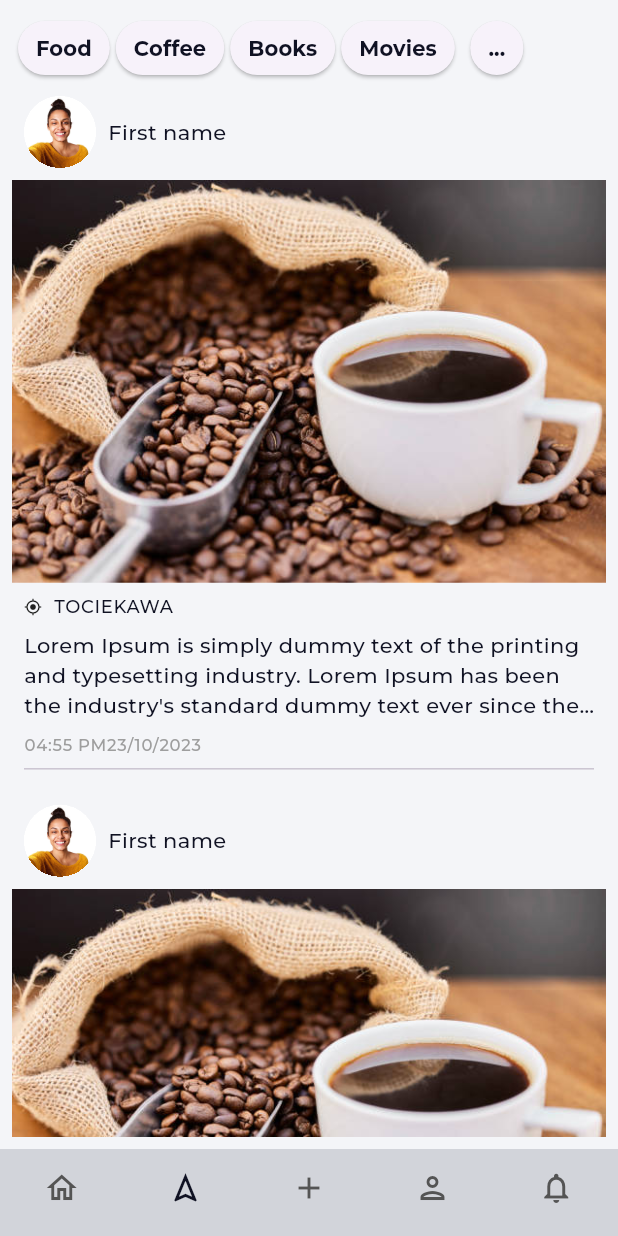
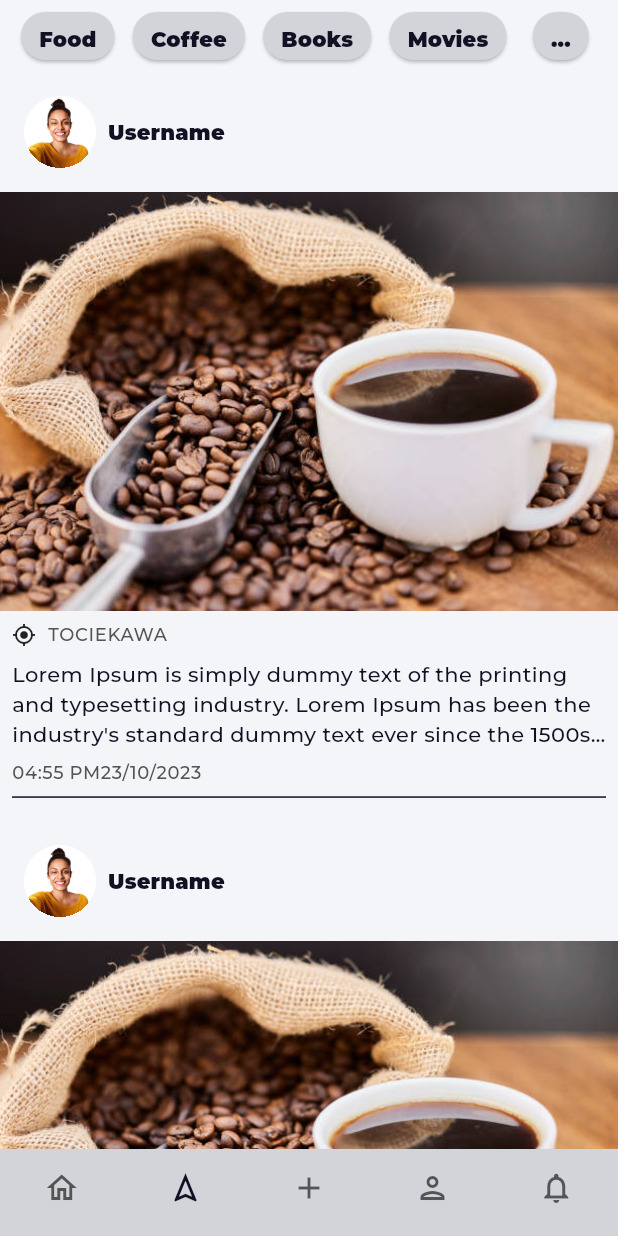
Before and after one commit to Pozytyw/r8it_ui, a Flutter app: the AppPage screen opened directly, item 2 of the bottom bar chosen, on a phone screen of 412 x 824 dp. Run offline on Flutter 3.47's test engine with Material 3 defaults, Android fonts, the phone set to English and light mode, and no system bars; our stand-ins replace dio, flutter_bloc, go_router, shared_preferences; accounts and stored records are empty; generated files the repository leaves out were written again; project files that could hold a hidden picture were left out.

Commit message:
Update home page

```diff
--- a/lib/app_theme.dart
+++ b/lib/app_theme.dart
@@ -13,11 +13,14 @@ abstract class ColorPalette {
   Color get gray;
 }
 
+final Color _success = Color(0xff107670);
+final Color _error = Color(0xfffe645a);
+final Color _gray = Color(0xff545454);
+
 class DarkColorPalette implements ColorPalette {
   static final Color _fontColor = Color(0xfff4f5f8);
   static final Color _background = Color(0xff101223);
   static final Color _secondaryColor = Color(0xff0e265e);
-  static final Color _gray = Color(0xff545454);
 
   @override
   final Color background = _background;
@@ -37,7 +40,6 @@ class LightColorPalette implements ColorPalette {
   static final Color _fontColor = Color(0xff101223);
   static final Color _background = Color(0xfff4f5f8);
   static final Color _secondaryColor = Color(0xffd2d4da);
-  static final Color _gray = Color(0xff545454);
 
   @override
   final Color background = _background;
@@ -53,12 +55,13 @@ class LightColorPalette implements ColorPalette {
   final Color gray = _gray;
 }
 
-final Color _success = Color(0xff107670);
-final Color _error = Color(0xfffe645a);
-
 extension ColorSchemeExtension on ColorScheme {
   Color get success {
     return _success;
+  }
+
+  Color get gray {
+    return _gray;
   }
 }
 
@@ -75,16 +78,16 @@ class AppThemeData {
       textTheme: themeData.textTheme
           .copyWith(
             headlineLarge: themeData.textTheme.headlineLarge?.copyWith(
-              fontWeight: FontWeight.bold,
+              fontWeight: FontWeight.w800,
             ),
             titleLarge: themeData.textTheme.titleLarge?.copyWith(
-              fontWeight: FontWeight.bold,
+              fontWeight: FontWeight.w800,
             ),
             bodyLarge: themeData.textTheme.bodyLarge?.copyWith(
-              fontWeight: FontWeight.bold,
+              fontWeight: FontWeight.w800,
             ),
             labelLarge: themeData.textTheme.labelLarge?.copyWith(
-              fontWeight: FontWeight.bold,
+              fontWeight: FontWeight.w800,
             ),
           )
           .apply(
--- a/lib/ui/context/home/home_view.dart
+++ b/lib/ui/context/home/home_view.dart
@@ -1,7 +1,7 @@
-import 'package:flutter/gestures.dart';
 import 'package:flutter/material.dart';
-import 'package:flutter_gen/gen_l10n/app_localizations.dart';
+import 'package:r8it/app_theme.dart';
 import 'package:r8it/ui/widget/app_page.dart';
+import 'package:r8it/ui/widget/collapsable_text.dart';
 import 'package:r8it/ui/widget/placeholder.dart';
 
 class HomeView extends StatelessWidget {
@@ -17,7 +17,7 @@ class HomeView extends StatelessWidget {
           searchAppBar(context),
           SliverList(
             delegate: SliverChildBuilderDelegate(
-                  (context, index) => RateWidgetXXX(),
+              (context, index) => PostWidget(),
               childCount: 5,
             ),
           )
@@ -27,70 +27,83 @@ class HomeView extends StatelessWidget {
   }
 
   SliverAppBar searchAppBar(BuildContext context) {
-    var l10n = AppLocalizations.of(context);
-    var theme = Theme.of(context);
-    var colorScheme = theme.colorScheme;
-    var style = theme.textTheme.titleLarge;
-    var bottom = Xxx();
-    return SliverAppBar(
+    return const SliverAppBar(
       toolbarHeight: 0,
       titleSpacing: 4,
-      // title: FilledButton(
-      //   style: FilledButton.styleFrom(
-      //     textStyle: style,
-      //     padding: EdgeInsets.symmetric(horizontal: 16, vertical: 8),
-      //     shape: RoundedRectangleBorder(
-      //       borderRadius: BorderRadius.circular(50),
-      //     ),
-      //   ),
-      //   onPressed: () {},
-      //   child: Row(
-      //     children: [
-      //       Icon(
-      //         Icons.search_outlined,
-      //         color: style?.color,
-      //       ),
-      //       spacer,
-      //       Text('Search'),
-      //     ],
-      //   ),
-      // ),
-      flexibleSpace: const SizedBox.shrink(),
-      bottom: bottom,
+      flexibleSpace: SizedBox.shrink(),
+      bottom: BottomSearchBar(),
     );
   }
 }
 
-class RateWidgetXXX extends StatelessWidget {
-  static final spacer = SizedBox.fromSize(size: const Size(8, 8));
+class BottomSearchBar extends StatelessWidget implements PreferredSizeWidget {
+  const BottomSearchBar({super.key});
 
   @override
   Widget build(BuildContext context) {
-    var l10n = AppLocalizations.of(context);
+    return Container(
+      alignment: Alignment.topLeft,
+      height: preferredSize.height,
+      padding: const EdgeInsets.all(8),
+      child: const Row(
+        mainAxisAlignment: MainAxisAlignment.spaceAround,
+        children: [
+          TagWidget('Food'),
+          TagWidget('Coffee'),
+          TagWidget('Books'),
+          TagWidget('Movies'),
+          TagWidget('...'),
+        ],
+      ),
+    );
+  }
+
+  /*todo: how to calculate it?*/
+  @override
+  Size get preferredSize => const Size.fromHeight(48);
+}
+
+class TagWidget extends StatelessWidget {
+  final String name;
+
+  const TagWidget(this.name, {super.key});
+
+  @override
+  Widget build(BuildContext context) {
     var theme = Theme.of(context);
-    var colorScheme = theme.colorScheme;
-    var style = theme.textTheme.bodySmall;
-    var graySmall = theme.textTheme.labelSmall?.copyWith(color: Colors.grey);
+    var colorSchema = theme.colorScheme;
+
+    var style = ElevatedButton.styleFrom(
+        backgroundColor: colorSchema.onSurface,
+        padding: const EdgeInsets.symmetric(vertical: 8, horizontal: 12),
+        minimumSize: const Size(0, 0),
+        textStyle: theme.textTheme.labelLarge);
+
+    return ElevatedButton(
+      onPressed: () {},
+      style: style,
+      child: Text(name),
+    );
+  }
+}
+
+class PostWidget extends StatelessWidget {
+  static final spacer = SizedBox.fromSize(size: const Size(8, 8));
+
+  const PostWidget({super.key});
+
+  @override
+  Widget build(BuildContext context) {
+    var theme = Theme.of(context);
+    var colorSchema = theme.colorScheme;
+    var gray = colorSchema.gray;
+    var graySmall = theme.textTheme.bodySmall?.copyWith(color: gray);
+
     return Column(
       children: [
-        Padding(
-          padding: const EdgeInsets.all(8.0),
-          child: Row(
-            children: [
-              Container(
-                decoration: BoxDecoration(
-                  color: colorScheme.onSecondary,
-                  borderRadius: BorderRadius.circular(50),
-                ),
-                clipBehavior: Clip.hardEdge,
-                width: 48,
-                height: 48,
-                child: PlaceholderTestFactory.personProfile(),
-              ),
-              spacer,
-              Text('First name'),
-            ],
-          ),
+        const Padding(
+          padding: EdgeInsets.all(16.0),
+          child: ProfileWidget(),
         ),
         Row(
           children: [
@@ -105,94 +118,60 @@ class RateWidgetXXX extends StatelessWidget {
             children: [
               Row(
                 children: [
-                  Icon(
+                  const Icon(
                     Icons.my_location,
-                    size: 12,
+                    size: 16,
                   ),
-                  spacer,
-                  Text(
-                    'TOCIEKAWA',
-                    style: style,
-                  )
+                  const SizedBox.square(dimension: 8),
+                  Text('TOCIEKAWA', style: graySmall)
                 ],
               ),
               spacer,
-              RichText(
+              CollapsableText(
                 maxLines: 3,
-                overflow: TextOverflow.ellipsis,
-                text: TextSpan(
-                  text: PlaceholderTestFactory.testText,
-                  style: theme.textTheme.bodyMedium,
-                  recognizer: TapGestureRecognizer()
-                    ..onTap = () => debugPrint('aaa'),
-                ),
+                text: PlaceholderTestFactory.testText,
+                style: theme.textTheme.bodyMedium,
               ),
               spacer,
               Row(children: [
                 Text('04:55 PM', style: graySmall),
                 Text('23/10/2023', style: graySmall),
               ]),
-              Divider(),
+              Divider(color: colorSchema.primary),
             ],
           ),
         ),
       ],
     );
   }
-
-
-
-
 }
 
-class Xxx extends StatelessWidget implements PreferredSizeWidget {
-  @override
-  Widget build(BuildContext context) {
-    var spacer = SizedBox.fromSize(size: const Size(4, 0));
-    return Container(
-      alignment: Alignment.topLeft,
-      height: preferredSize.height,
-      padding: const EdgeInsets.only(left: 4),
-      child: Row(
-        children: [
-          TagWidget('Food'),
-          spacer,
-          TagWidget('Coffee'),
-          spacer,
-          TagWidget('Books'),
-          spacer,
-          TagWidget('Movies'),
-          spacer,
-          TagWidget('...'),
-        ],
-      ),
-    );
-  }
-
-  /*todo: how to calculate it?*/
-  @override
-  Size get preferredSize => Size.fromHeight(48);
-}
-
-class TagWidget extends StatelessWidget {
-  final String name;
-
-  const TagWidget(this.name, {super.key});
+class ProfileWidget extends StatelessWidget {
+  const ProfileWidget({super.key});
 
   @override
   Widget build(BuildContext context) {
-    var l10n = AppLocalizations.of(context);
     var theme = Theme.of(context);
     var colorScheme = theme.colorScheme;
-    var style = ElevatedButton.styleFrom(
-      padding: EdgeInsets.symmetric(vertical: 8, horizontal: 12),
-      minimumSize: const Size(0, 0),
-    );
 
-    return ElevatedButton(
-      onPressed: () {},
-      style: style,
-      child: Text(name),
+    return Row(
+      children: [
+        Container(
+          decoration: BoxDecoration(
+            color: colorScheme.onSecondary,
+            borderRadius: BorderRadius.circular(50),
+          ),
+          clipBehavior: Clip.hardEdge,
+          width: 48,
+          height: 48,
+          child: PlaceholderTestFactory.personProfile(),
+        ),
+        const SizedBox.square(dimension: 8),
+        Text(
+          'Username',
+          style: theme.textTheme.labelLarge,
+        ),
+      ],
     );
   }
 }
--- a/lib/ui/widget/app_page.dart
+++ b/lib/ui/widget/app_page.dart
@@ -2,13 +2,11 @@ import 'package:flutter/material.dart';
 import 'package:r8it/ui/app_router.dart';
 
 class AppPage extends StatelessWidget {
-  final EdgeInsets bodyPadding;
   final Widget? body;
 
   const AppPage({
     super.key,
     this.body,
-    this.bodyPadding = const EdgeInsets.all(8.0),
   });
 
   @override
@@ -47,10 +45,7 @@ class AppPage extends StatelessWidget {
           ],
         ),
       ),
-      body: Padding(
-        padding: bodyPadding,
-        child: body,
-      ),
+      body: body,
     );
   }
   void _navigationBarOnTap(int index, BuildContext context) {
--- /dev/null
+++ b/lib/ui/widget/collapsable_text.dart
@@ -0,0 +1,40 @@
+import 'package:flutter/gestures.dart';
+import 'package:flutter/material.dart';
+import 'package:r8it/ui/widget/placeholder.dart';
+
+class CollapsableText extends StatefulWidget {
+  final int? maxLines;
+  final String? text;
+  final TextStyle? style;
+
+  const CollapsableText({
+    super.key,
+    this.maxLines,
+    this.text,
+    this.style,
+  });
+
+  @override
+  State<CollapsableText> createState() => _CollapsableTextState();
+}
+
+class _CollapsableTextState extends State<CollapsableText> {
+
+  @override
+  Widget build(BuildContext context) {
+    var theme = Theme.of(context);
+    var colorScheme = theme.colorScheme;
+    var style = theme.textTheme.bodySmall;
+    var graySmall = theme.textTheme.labelSmall?.copyWith(color: Colors.grey);
+
+    return RichText(
+      maxLines: widget.maxLines,
+      overflow: TextOverflow.ellipsis,
+      text: TextSpan(
+        text: widget.text,
+        style: widget.style,
+        recognizer: TapGestureRecognizer()..onTap = () => debugPrint('aaa'),
+      ),
+    );
+  }
+}
```
